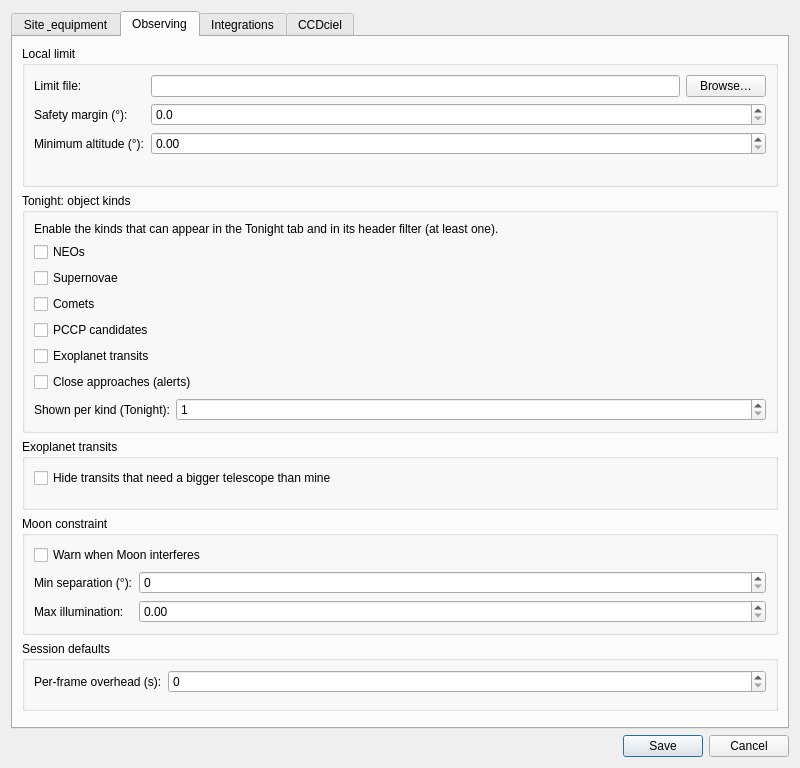
This is nightscribe/gui/ui/settings_dialog.ui in irydeo/nightscribe as Qt 5 draws it before an edit. The edited form follows.
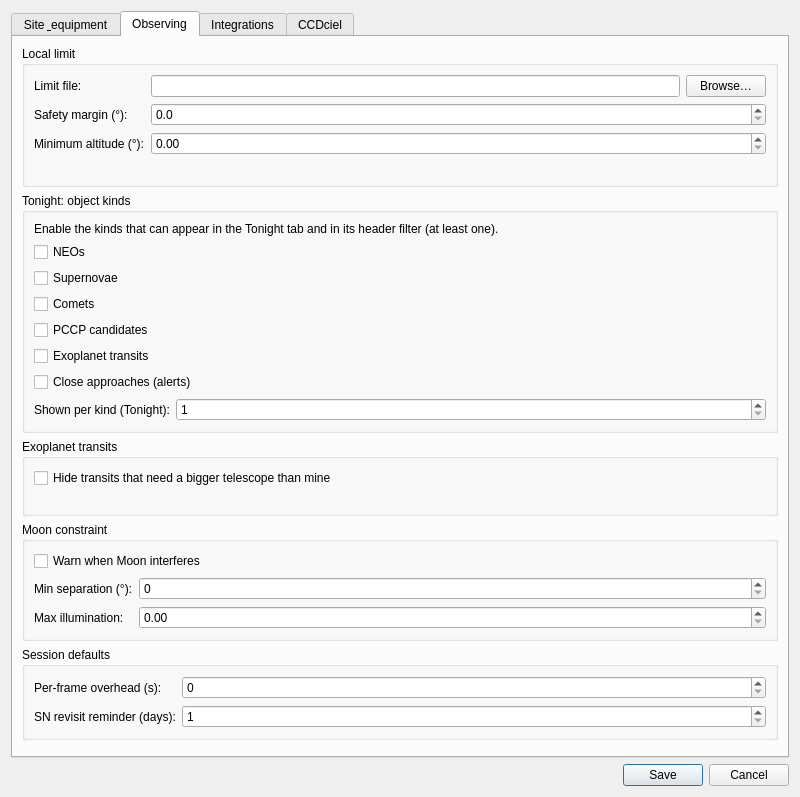
This is the edited form. The open tabs and pages were chosen to show the change.

Commit message: Gap fixes: advisor dismissible + translated outcomes (A2) + show-in-folder + posts registered (A4) + tags/favorite/tag-filter wired (A3) + sn_cadence_days in config (B11) + parent B marked done (B13)

```diff
--- a/nightscribe/gui/ui/settings_dialog.ui
+++ b/nightscribe/gui/ui/settings_dialog.ui
@@ -149,6 +149,8 @@
          <layout class="QFormLayout">
           <item row="0" column="0"><widget class="QLabel" name="lbl_overhead"><property name="text"><string>Per-frame overhead (s):</string></property></widget></item>
           <item row="0" column="1"><widget class="QDoubleSpinBox" name="spn_overhead"><property name="decimals"><number>0</number></property><property name="minimum"><double>0.0</double></property><property name="maximum"><double>120.0</double></property><property name="toolTip"><string>Readout/slew overhead added to every exposure frame</string></property></widget></item>
+           <item row="1" column="0"><widget class="QLabel" name="lbl_sn_cadence"><property name="text"><string>SN revisit reminder (days):</string></property></widget></item>
+           <item row="1" column="1"><widget class="QSpinBox" name="spn_sn_cadence"><property name="minimum"><number>1</number></property><property name="maximum"><number>30</number></property><property name="toolTip"><string>Show a reminder when an active SN project has not been visited in this many nights</string></property></widget></item>
          </layout>
         </widget>
        </item>
```
Lines whose indentation alone changed are shown as unchanged. The commit also changes 5 other files.
